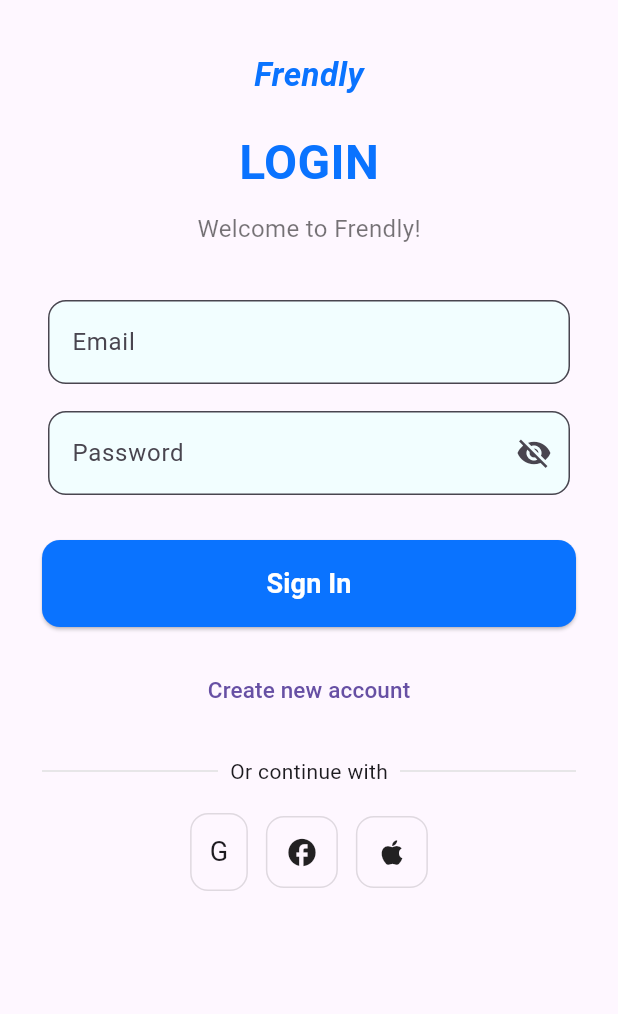
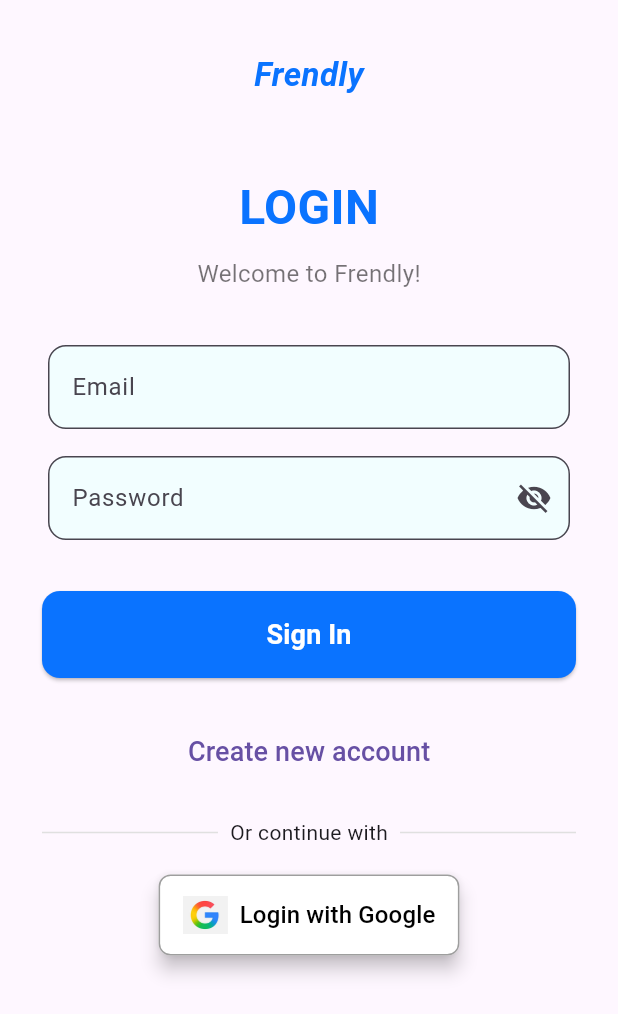
Before and after one commit to npratik0/frendly, a Flutter app: the LoginScreen screen opened by its route, on a phone screen of 412 x 824 dp. Shown: the top 1014 px of the screen. Run offline on Flutter 3.47's test engine with Material 3 defaults, Android fonts, the light colour scheme and no system bars.

Commit message:
login with google option added

```diff
--- a/lib/screens/login_screen.dart
+++ b/lib/screens/login_screen.dart
@@ -34,8 +34,11 @@
               const SizedBox(height: 10),
 
               // LOGO
-              const Text("Frendly", style: AppStyles.logoTitle),
-              const SizedBox(height: 20),
+              Align(
+                alignment: Alignment.center,
+                child: const Text("Frendly", style: AppStyles.logoTitle),
+              ),
+              const SizedBox(height: 50),
 
               // TITLE
               const Text("LOGIN", style: AppStyles.screenTitle),
@@ -44,14 +47,14 @@
 
               const SizedBox(height: 32),
 
-              /// ---------------- FORM ----------------
+              // Form
               Container(
                 padding: const EdgeInsets.symmetric(horizontal: 4, vertical: 4),
                 child: Form(
                   key: _form,
                   child: Column(
                     children: [
-                      /// EMAIL FIELD
+                      // EMAIL FIELD
                       CustomTextField(
                         controller: _email,
                         hint: "Email",
@@ -89,9 +92,9 @@
                 ),
               ),
 
-              const SizedBox(height: 26),
+              const SizedBox(height: 30),
 
-              /// --------------- SIGN IN BUTTON (FULL WIDTH) ---------------
+              // Signin Button
               SizedBox(
                 width: double.infinity,
                 child: ElevatedButton(
@@ -118,33 +121,57 @@
                 ),
               ),
 
-              const SizedBox(height: 18),
+              const SizedBox(height: 25),
 
-              /// ---------------- CREATE NEW ACCOUNT ----------------
+              // Create new account
               TextButton(
                 onPressed: () => Navigator.pushNamed(context, '/register'),
                 child: const Text(
                   "Create new account",
-                  style: TextStyle(fontSize: 15),
+                  style: TextStyle(fontSize: 18),
                 ),
               ),
 
               const SizedBox(height: 20),
 
-              /// ---------------- DIVIDER ----------------
               const DividerWithText(text: "Or continue with"),
 
               const SizedBox(height: 18),
 
-              /// ---------------- SOCIAL MEDIA LOGIN ----------------
+              // Google login button
               Row(
                 mainAxisAlignment: MainAxisAlignment.center,
                 children: [
-                  SocialButton(label: "G", onTap: () {}),
-                  const SizedBox(width: 12),
-                  SocialButton(icon: Icons.facebook, onTap: () {}),
-                  const SizedBox(width: 12),
-                  SocialButton(icon: Icons.apple, onTap: () {}),
+                  ElevatedButton.icon(
+                    onPressed: () {},
+                    icon: Image.asset(
+                      'assets/images/google_logo.jpg',
+                      height: 30,
+                      width: 30,
+                    ),
+                    label: const Text(
+                      "Login with Google",
+                      style: TextStyle(
+                        fontSize: 16,
+                        fontWeight: FontWeight.w500,
+                      ),
+                    ),
+                    style: ElevatedButton.styleFrom(
+                      backgroundColor: Colors.white, // Google button background
+                      foregroundColor: Colors.black, // Text color
+                      padding: const EdgeInsets.symmetric(
+                        horizontal: 16,
+                        vertical: 12,
+                      ),
+                      shape: RoundedRectangleBorder(
+                        borderRadius: BorderRadius.circular(8),
+                        side: const BorderSide(
+                          color: Colors.grey,
+                        ), // subtle border
+                      ),
+                      elevation: 5,
+                    ),
+                  ),
                 ],
               ),
             ],
--- a/pubspec.yaml
+++ b/pubspec.yaml
@@ -2,7 +2,7 @@
 description: "A new Flutter project."
 # The following line prevents the package from being accidentally published to
 # pub.dev using `flutter pub publish`. This is preferred for private packages.
-publish_to: 'none' # Remove this line if you wish to publish to pub.dev
+publish_to: "none" # Remove this line if you wish to publish to pub.dev
 
 # The following defines the version and build number for your application.
 # A version number is three numbers separated by dots, like 1.2.43
@@ -51,7 +51,6 @@
 
 # The following section is specific to Flutter packages.
 flutter:
-
   # The following line ensures that the Material Icons font is
   # included with your application, so that you can use the icons in
   # the material Icons class.
@@ -61,6 +60,9 @@
   # assets:
   #   - images/a_dot_burr.jpeg
   #   - images/a_dot_ham.jpeg
+
+  assets:
+    - assets/images/
 
   # An image asset can refer to one or more resolution-specific "variants", see
   # https://flutter.dev/to/resolution-aware-images
```
Also changed, not shown: assets/images/google_logo.jpg (added).
